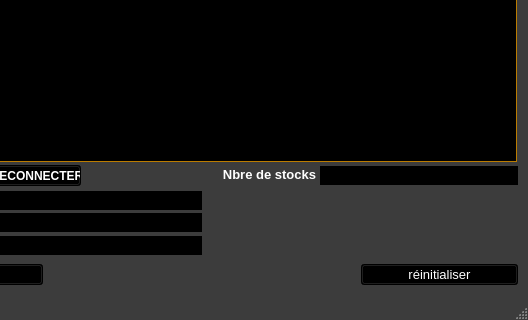
Before: the Qt Designer form ui/yeroth-erp-stocks-window.ui in xnoumbissinoundou/yeroth-erp-3.0, drawn with Qt 5; both pictures show x 272 to 800 and y 280 to 600 of the 800 by 600 pixel window.
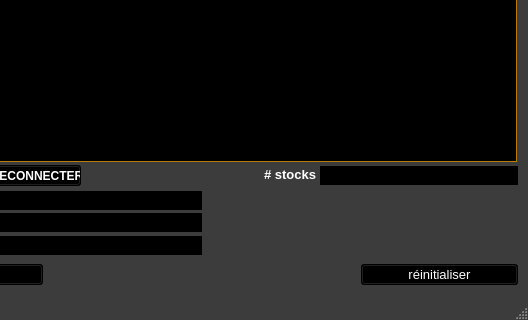
After: the same form once the commit is applied. Icons and pictures are not drawn. Custom widgets are drawn as their Qt base class.

Commit message: On branch master 	modified:   src/widgets/table-view/yeroth-erp-marchandises-table-view.cpp 	modified:   src/widgets/table-view/yeroth-erp-marchandises-table-view.hpp 	modified:   src/windows/yeroth-erp-marchandises-window.cpp 	modified:   src/windows/yeroth-erp-marchandises-window.hpp 	modified:   ui/yeroth-erp-achats-window.ui 	modified:   ui/yeroth-erp-clients-window.ui 	modified:   ui/yeroth-erp-marchandises-window.ui 	modified:   ui/yeroth-erp-paiements-window.ui 	modified:   ui/yeroth-erp-stocks-window.ui 	modified:   ui/yeroth-erp-ventes-window.ui

```diff
--- a/ui/yeroth-erp-stocks-window.ui
+++ b/ui/yeroth-erp-stocks-window.ui
@@ -10049,7 +10049,7 @@
      </font>
     </property>
     <property name="text">
-     <string>Nbre de stocks</string>
+     <string># stocks</string>
     </property>
     <property name="alignment">
      <set>Qt::AlignRight|Qt::AlignTrailing|Qt::AlignVCenter</set>
```
The commit also changes 9 other files.
